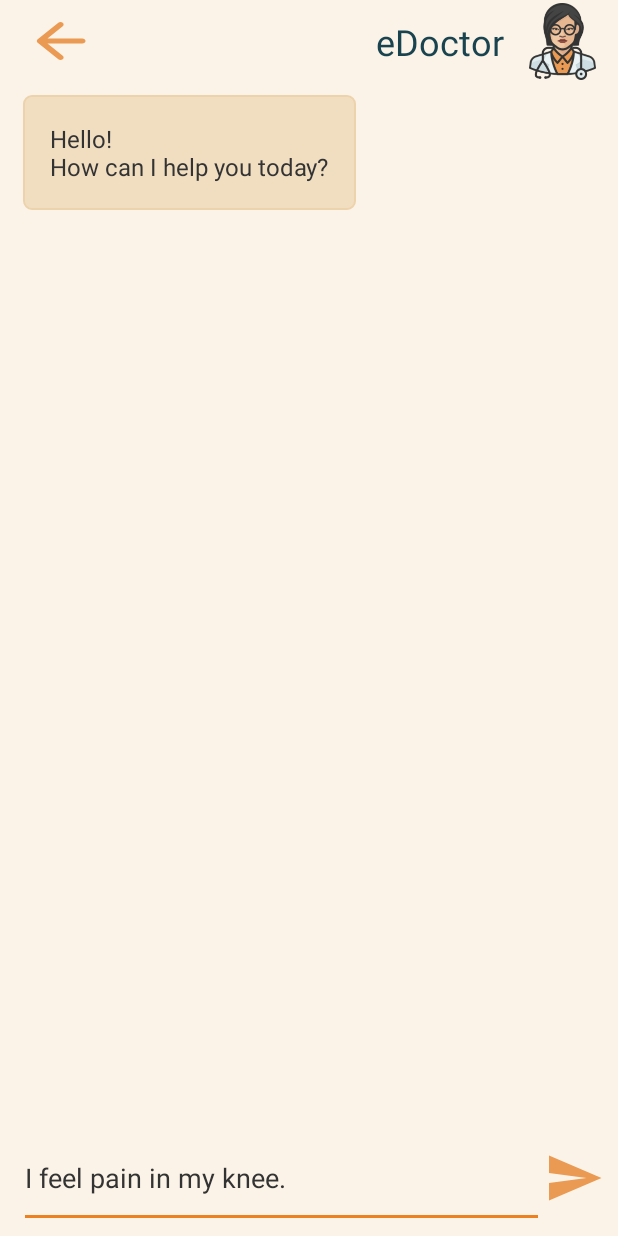
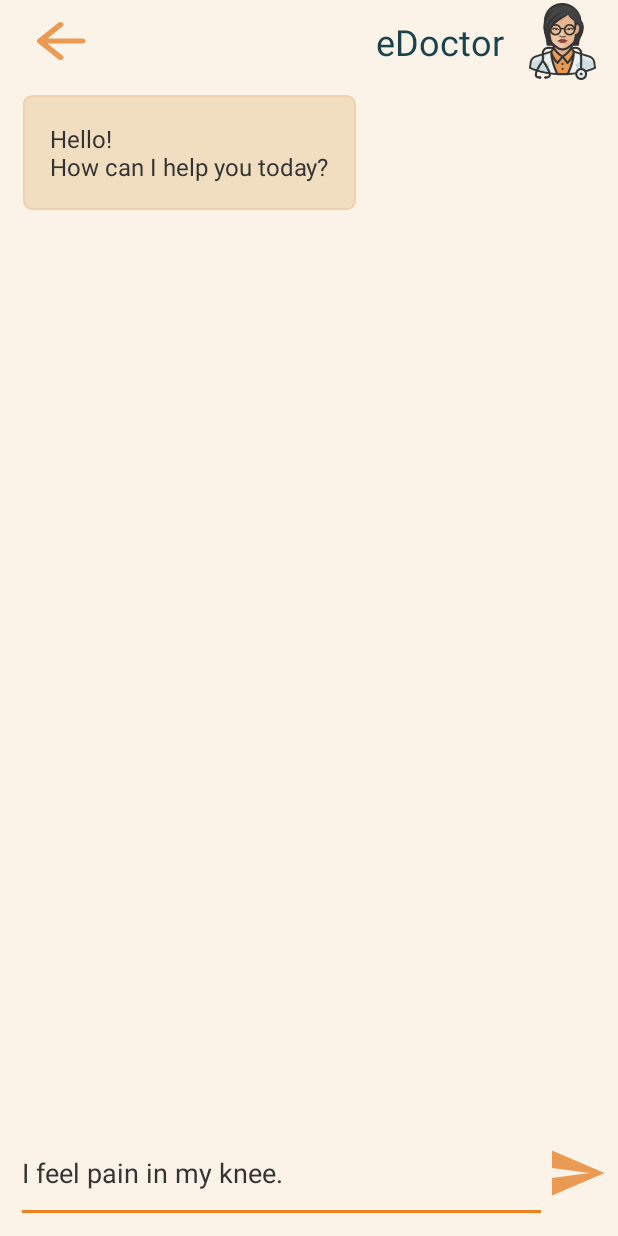
Before and after one commit to JuliaSzymanska/Self-Diagnosis, an Android app: the ChatActivity screen opened directly, with no data from a screen before it, on a phone screen of 412 x 824 dp. Run offline under Robolectric (Android 15) with nearby library versions, the phone set to English and light mode, and no system bars; 1 statement that could not run was skipped.

Commit message:
changed width, julka check

```diff
--- a/Self-Diagnosis/app/src/main/res/layout/activity_chat.xml
+++ b/Self-Diagnosis/app/src/main/res/layout/activity_chat.xml
@@ -45,7 +45,8 @@
                 layout="@layout/msg_input_bar"
                 android:layout_width="match_parent"
                 android:layout_height="wrap_content"
-                android:layout_alignParentBottom="true" />
+                android:layout_alignParentBottom="true"
+                android:layout_marginBottom="3dp" />
 
         </RelativeLayout>
 
--- a/Self-Diagnosis/app/src/main/res/layout/msg_input_bar.xml
+++ b/Self-Diagnosis/app/src/main/res/layout/msg_input_bar.xml
@@ -10,7 +10,6 @@
 
     <EditText
         android:id="@+id/inputSymptoms"
-        android:layout_width="350dp"
         android:layout_height="wrap_content"
         android:layout_marginStart="5dp"
         android:autofillHints="Type Your symptoms..."
@@ -23,7 +22,9 @@
         android:scrollbars="vertical"
         android:text="@string/default_message_delete_me"
         android:textColor="@color/text_color"
-        android:textColorHint="@color/text_color" />
+        android:textColorHint="@color/text_color"
+        android:layout_weight="1"
+        android:layout_width="0dp" />
 
     <Button
         android:id="@+id/sendSymptoms"
```
Also changed, not shown: 2 other files.
